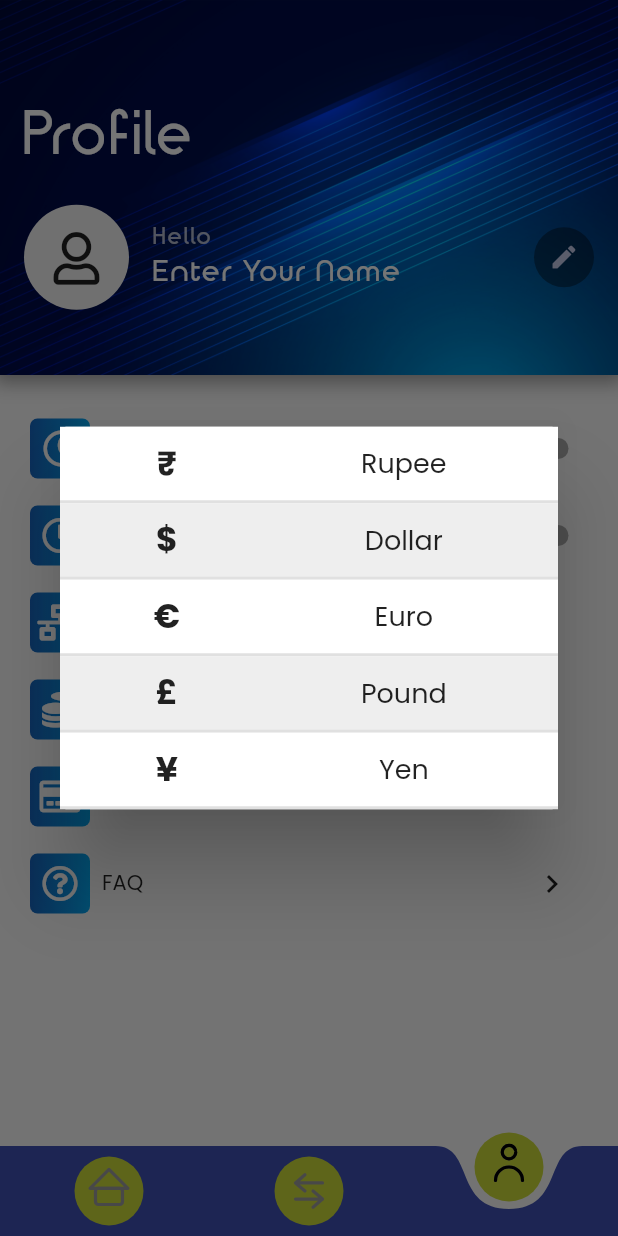
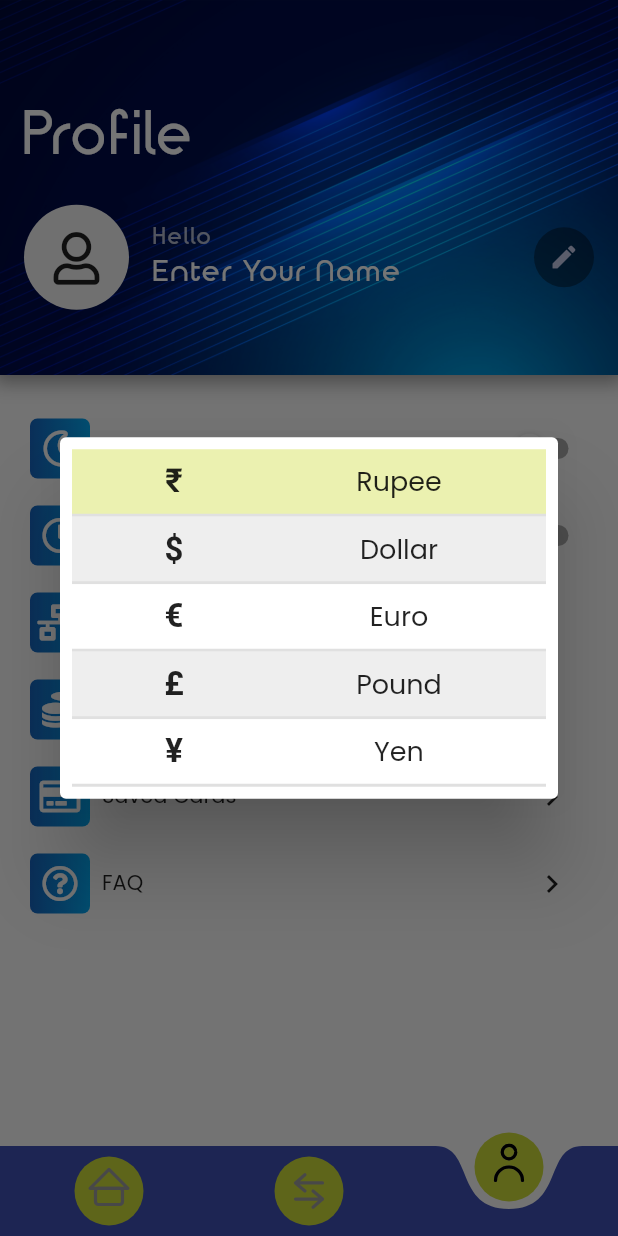
Before and after one commit to aman1210/FlutterExpenseTracker, a Flutter app: the screen it shows after launch, item 3 of the bottom bar chosen, after a tap on "Change Currency", on a phone screen of 412 x 824 dp. Run offline on Flutter 3.47's test engine with Material 2 defaults, Android fonts, the phone set to English and light mode, and no system bars; our stand-ins replace flutter_local_notifications, flutter_native_timezone, font_awesome_flutter, image_picker, lottie, shared_preferences and 3 more; missing offline and left inert: credit_card_slider, firebase_admob; accounts and stored records are empty.

Commit message:
bug fixes

```diff
--- a/lib/screens/faqScreen.dart
+++ b/lib/screens/faqScreen.dart
@@ -53,7 +53,7 @@ class FAQScreen extends StatelessWidget {
             Padding(
               padding: const EdgeInsets.only(left: 14.0),
               child: Text(
-                'In transaction form tap on the icon which says other and type in the name of new category and then tap on Add button.',
+                'When adding new transaction, tap on the icon "Other" and enter the title for new category and then tap "Add" button.',
                 style: answer,
               ),
             ),
@@ -67,7 +67,7 @@ class FAQScreen extends StatelessWidget {
             Padding(
               padding: const EdgeInsets.only(left: 14.0),
               child: Text(
-                'Since the app is completely offline and all the data is stored in the devices itself, it is completely safe to add card.',
+                'Since the app is completely offline and all the data is stored in the device itself, it is completely safe to add card.',
                 style: answer,
               ),
             ),
--- a/lib/screens/profilePage.dart
+++ b/lib/screens/profilePage.dart
@@ -71,9 +71,12 @@ class _ProfilePageState extends State<ProfilePage> {
       builder: (context) {
         return Dialog(
           child: Container(
-            height: 255,
+            decoration: BoxDecoration(borderRadius: BorderRadius.circular(10)),
+            padding: const EdgeInsets.all(8),
+            // height: 255,
             width: double.infinity,
             child: Column(
+              mainAxisSize: MainAxisSize.min,
               mainAxisAlignment: MainAxisAlignment.center,
               children: [
                 createCurrency(index: 1, name: 'Rupee', symbol: '₹'),
@@ -170,7 +173,7 @@ class _ProfilePageState extends State<ProfilePage> {
           border: Border(
             bottom: BorderSide(color: Colors.grey[300], width: 2),
           ),
-          color: index % 2 != 0
+          color: Provider.of<ProfileProvider>(context).currency ==symbol? Theme.of(context).accentColor.withOpacity(0.4):index % 2 != 0
               ? Theme.of(context).brightness == Brightness.dark
                   ? Colors.grey[800]
                   : Colors.white
@@ -188,6 +191,7 @@ class _ProfilePageState extends State<ProfilePage> {
                   style: TextStyle(
                     fontSize: 22,
                     fontWeight: FontWeight.bold,
+                    fontFamily: 'Roboto'
                   ),
                 ),
               ),
--- a/lib/widgets/statsPage/sync_line_chart.dart
+++ b/lib/widgets/statsPage/sync_line_chart.dart
@@ -42,8 +42,8 @@ class SyncLineChart extends StatelessWidget {
               stops: [
                 0.2,
                 0.8,
-                1
-              ]),
+                1,
+              ],),
           dataSource: pieData,
           xValueMapper: (datum, index) =>
               DateTime.fromMicrosecondsSinceEpoch(datum.dateTime * 1000),
@@ -60,7 +60,7 @@ class SyncLineChart extends StatelessWidget {
       primaryYAxis: NumericAxis(interval: 500, associatedAxisName: 'Amount'),
       tooltipBehavior: TooltipBehavior(
         enable: true,
-        header: 'Income',
+        header: color == Colors.green? 'Income': 'Expense',
       ),
       primaryXAxis: DateTimeAxis(
           minimum: DateTime(2020, 11),
--- a/lib/widgets/transactionPage/customCategoryTitle.dart
+++ b/lib/widgets/transactionPage/customCategoryTitle.dart
@@ -110,6 +110,9 @@ class _CustomCategoryTitleState extends State<CustomCategoryTitle> {
           ),
           RaisedButton(
               onPressed: () {
+                setState(() {
+                  title = _category.value.text;
+                });
                 saveForm();
               },
               child: Text('Add')),
--- a/lib/widgets/transactionPage/mainFormEntry.dart
+++ b/lib/widgets/transactionPage/mainFormEntry.dart
@@ -1,3 +1,4 @@
+import 'package:expenseTracker/Provider/profileProvider.dart';
 import 'package:expenseTracker/Provider/transactionProvider.dart';
 import 'package:flutter/material.dart';
 import 'package:flutter/services.dart';
@@ -102,7 +103,7 @@ class _MainFormState extends State<MainForm> {
               Padding(
                 padding: const EdgeInsets.only(right: 16.0),
                 child: Text(
-                  '₹',
+                  Provider.of<ProfileProvider>(context).currency,
                   style: TextStyle(
                       fontSize: 24,
                       fontFamily: 'Roboto',
```
Also changed, not shown: lib/screens/categories.dart (+1 -11 lines), lib/widgets/transactionPage/categoryPicker.dart (+7 -1 lines), pubspec.yaml (+7 -8 lines).
